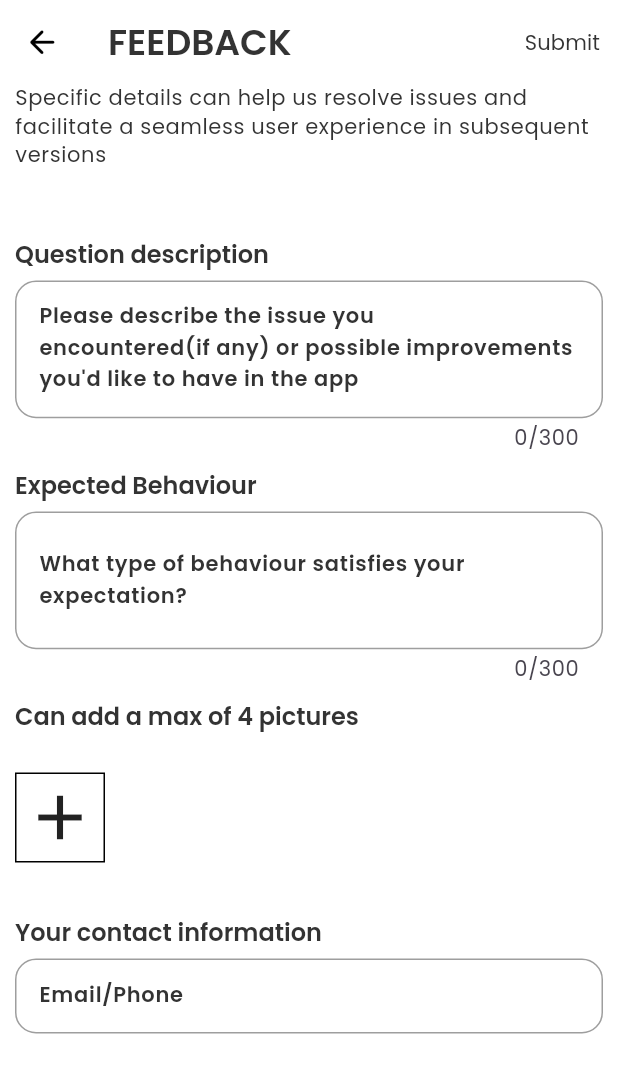
After one commit to OsitadinmaD/dlbc-hymn-app, a Flutter app: the FeedbackScreen screen opened directly, on a phone screen of 412 x 824 dp. The commit adds this screen. Shown: the top 1073 px of the screen. Run offline on Flutter 3.47's test engine with Material 3 defaults, Android fonts, the phone set to English and light mode, and no system bars; our stand-ins replace get, smooth_page_indicator; missing offline and left inert: shrink_sidemenu; statements that could not run were skipped.

Commit message:
new file:   assets/pdf_files/Bible-Doctrine-Booklet.pdf 	modified:   lib/screens/offline_screens/hymn_home.dart/model_classes/side_menu_model.dart 	modified:   lib/screens/offline_screens/hymn_home.dart/widget/categories_chip_widget.dart 	new file:   lib/screens/offline_screens/side_menu_items.dart/feedback/feedback_screen.dart 	new file:   lib/screens/offline_screens/side_menu_items.dart/feedback/widgets/attachment_screen.dart 	new file:   lib/screens/offline_screens/side_menu_items.dart/feedback/widgets/textfield_widget.dart

```diff
--- a/lib/screens/offline_screens/hymn_home.dart/model_classes/side_menu_model.dart
+++ b/lib/screens/offline_screens/hymn_home.dart/model_classes/side_menu_model.dart
@@ -1,5 +1,8 @@
 import 'package:dlcm_ghs/utils/constants/colors.dart';
 import 'package:flutter/material.dart';
+import 'package:get/get.dart';
+
+import '../../side_menu_items.dart/feedback/feedback_screen.dart';
 
 class SideMenuModel {
   final Icon icon;
@@ -13,7 +16,7 @@ class SideMenuModel {
     SideMenuModel(icon: const Icon(Icons.share_rounded, size: 25,color: PColor.light,), title: 'Share', onTap: (){}),
     SideMenuModel(icon: const Icon(Icons.rate_review_rounded, size: 25,color: PColor.light,), title: 'Rate', onTap: (){}),
     SideMenuModel(icon: const Icon(Icons.notifications_active_rounded, size: 25,color: PColor.light,), title: 'Notifications', onTap: (){}),
-    SideMenuModel(icon: const Icon(Icons.feedback_rounded, size: 25,color: PColor.light,), title: 'Feedback', onTap: (){}),
+    SideMenuModel(icon: const Icon(Icons.feedback_rounded, size: 25,color: PColor.light,), title: 'Feedback', onTap: () => Get.to(() => const FeedbackScreen())),
     SideMenuModel(icon: const Icon(Icons.badge_rounded, size: 25,color: PColor.light,), title: 'Follow us on our Social Media handles', onTap: (){}),
     SideMenuModel(icon: const Icon(Icons.question_answer_rounded, size: 25,color: PColor.light,), title: 'Help', onTap: (){}),
     SideMenuModel(icon: const Icon(Icons.info_outline_rounded, size: 25,color: PColor.light,), title: 'About', onTap: (){}),
--- a/lib/screens/offline_screens/hymn_home.dart/widget/categories_chip_widget.dart
+++ b/lib/screens/offline_screens/hymn_home.dart/widget/categories_chip_widget.dart
@@ -63,7 +63,7 @@ class CategoriesChipWidget extends StatelessWidget {
             PChipWidget(
               label: 'Bible Doctrine',
               icon: const Icon(Icons.book_rounded),
-              onTap: (){},
+              onTap: () {},
             ),
           ],
         )
--- /dev/null
+++ b/lib/screens/offline_screens/side_menu_items.dart/feedback/feedback_screen.dart
@@ -0,0 +1,90 @@
+
+
+import 'package:flutter/material.dart';
+import 'package:get/get.dart';
+
+import '../../../../utils/constants/helpers/helper_fncs.dart';
+import '../../../../utils/constants/sizes.dart';
+import '../../hymn_home.dart/controller/hymn_home_controller.dart';
+import 'widgets/attachment_screen.dart';
+import 'widgets/textfield_widget.dart';
+
+class FeedbackScreen extends StatelessWidget {
+  const FeedbackScreen({super.key});
+
+  @override
+  Widget build(BuildContext context) {
+    final questionDescriptionController = TextEditingController();
+    final expectedBehaviourController = TextEditingController();
+    final emailController = TextEditingController();
+    final sideMenuController = Get.put(HymnHomeController());
+    return Scaffold(
+      appBar: AppBar(
+        title: Text('FEEDBACK', style: Theme.of(context).textTheme.headlineMedium,),
+        leading: IconButton(onPressed: (){
+          Get.back();
+          sideMenuController.openAndCloseSideMenu();
+        }, icon: const Icon(Icons.arrow_back_rounded,size: 25,)),
+        actions: [
+          TextButton(onPressed: (){}, child: Text('Submit', style: Theme.of(context).textTheme.labelLarge,))
+        ],
+      ),
+      body: SingleChildScrollView(
+        child: SafeArea(
+          child: Padding(
+            padding: Psizes.defaultPaddingOnly2(),
+            child: Column(
+              children: [
+                Text(
+                  'Specific details can help us resolve issues and facilitate a seamless user experience in subsequent versions\n\n',
+                  style: Theme.of(context).textTheme.bodySmall,
+                  softWrap: true,
+                ),
+                const SizedBox(height: Psizes.sm),
+                TextfieldWidget(
+                  controller: questionDescriptionController,
+                  title: 'Question description',
+                  hint: "Please describe the issue you \nencountered(if any) or possible improvements\nyou'd like to have in the app",
+                ),
+                const SizedBox(height: Psizes.spaceBetweenInputFields,),
+                TextfieldWidget(
+                  controller: expectedBehaviourController,
+                  hint: 'What type of behaviour satisfies your expectation?',
+                  title: 'Expected Behaviour',
+                ),
+                const SizedBox(height: Psizes.spaceBetweenInputFields,),
+                const PicturesAttachments(),
+                const SizedBox(height: Psizes.spaceBetweenInputFields,),
+                Row(
+            mainAxisAlignment: MainAxisAlignment.start,
+            children: [
+              Text('Your contact information', style: Theme.of(context).textTheme.titleLarge,),
+            ],
+          ),
+          const SizedBox(height: Psizes.sm,),
+          SizedBox(
+            height: 50,
+            width: PHelperFunctions.screenWidth(),
+            child: TextField(
+              controller: emailController,
+              autocorrect: true,
+              expands: true,
+              minLines: null,
+              maxLines: null,
+              cursorOpacityAnimates: true,
+              keyboardType: TextInputType.text,
+              decoration: const InputDecoration(
+                hintText: 'Email/Phone'
+              ),
+              enableSuggestions: true,
+            ),
+          ),
+          const SizedBox(height: Psizes.lg,),
+              ],
+            ),
+          ),
+        ),
+      ),
+    );
+  }
+}
--- /dev/null
+++ b/lib/screens/offline_screens/side_menu_items.dart/feedback/widgets/attachment_screen.dart
@@ -0,0 +1,50 @@
+import 'package:flutter/material.dart';
+import 'package:get/get.dart';
+
+import '../../../../../../utils/constants/colors.dart';
+import '../../../../../../utils/constants/sizes.dart';
+
+class PicturesAttachments extends StatelessWidget {
+  const PicturesAttachments({super.key});
+
+  @override
+  Widget build(BuildContext context) {
+    return Column(
+      children: [
+        Row(
+          mainAxisAlignment: MainAxisAlignment.start,
+          children: [
+            Text('Can add a max of 4 pictures',style: Theme.of(context).textTheme.titleLarge,),
+          ],
+        ),
+        const SizedBox(height: Psizes.sm,),
+        SizedBox(
+          height: 100,
+          child: Center(
+            child: Row(
+              mainAxisAlignment: MainAxisAlignment.start,
+              children: [
+                InkWell(
+                  onTap: (){},
+                  child: Container(
+                   height: 60,
+                   width: 60,
+                   decoration: BoxDecoration(
+                    border: Border(
+                     left: BorderSide(color: Get.isDarkMode ? PColor.light : PColor.dark ,style: BorderStyle.solid),
+                     right: BorderSide(color: Get.isDarkMode ? PColor.light : PColor.dark ,style: BorderStyle.solid),
+                     bottom: BorderSide(color: Get.isDarkMode ? PColor.light : PColor.dark ,style: BorderStyle.solid),
+                     top: BorderSide(color: Get.isDarkMode ? PColor.light : PColor.dark ,style: BorderStyle.solid)
+                    )
+                   ),
+                   child: const Center(child: Icon(Icons.add,size: 50,)),
+                  ),
+                )
+              ],
+            ),
+          )
+        )
+      ],
+    );
+  }
+}
--- /dev/null
+++ b/lib/screens/offline_screens/side_menu_items.dart/feedback/widgets/textfield_widget.dart
@@ -0,0 +1,44 @@
+import 'package:flutter/material.dart';
+
+import '../../../../../../utils/constants/helpers/helper_fncs.dart';
+import '../../../../../../utils/constants/sizes.dart';
+
+class TextfieldWidget extends StatelessWidget {
+  const TextfieldWidget({super.key, required this.controller,required this.hint,required this.title});
+
+  final String title, hint;
+  final TextEditingController controller;
+
+  @override
+  Widget build(BuildContext context) {
+    return Column(
+      children: [
+        Row(
+          mainAxisAlignment: MainAxisAlignment.start,
+          children: [
+            Text(title, style: Theme.of(context).textTheme.titleLarge,),
+          ],
+        ),
+        const SizedBox(height: Psizes.sm,),
+        SizedBox(
+          height: 110,
+          width: PHelperFunctions.screenWidth(),
+          child: TextField(
+            controller: controller,
+            maxLines: null,
+            minLines: null,
+            autocorrect: true,
+            expands: true,
+            cursorOpacityAnimates: true,
+            keyboardType: TextInputType.text,
+            maxLength: 300,
+            decoration: InputDecoration(
+              hintText: hint
+            ),
+            enableSuggestions: true,
+          ),
+        )
+      ],
+    );
+  }
+}
```
Also changed, not shown: 1 other file.
